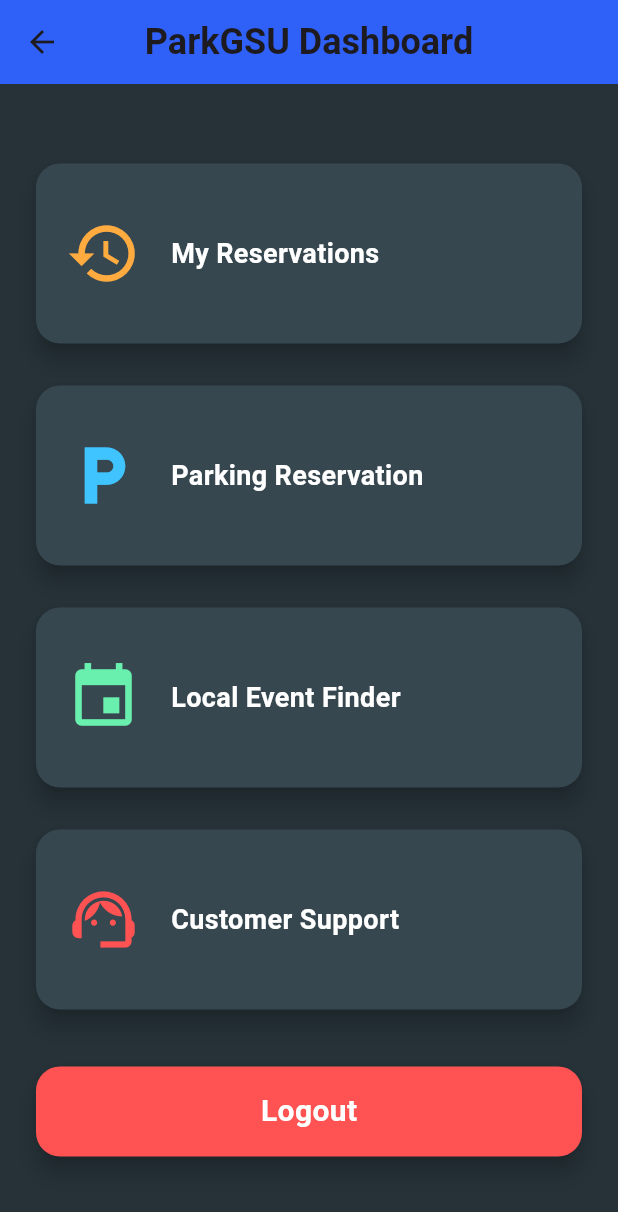
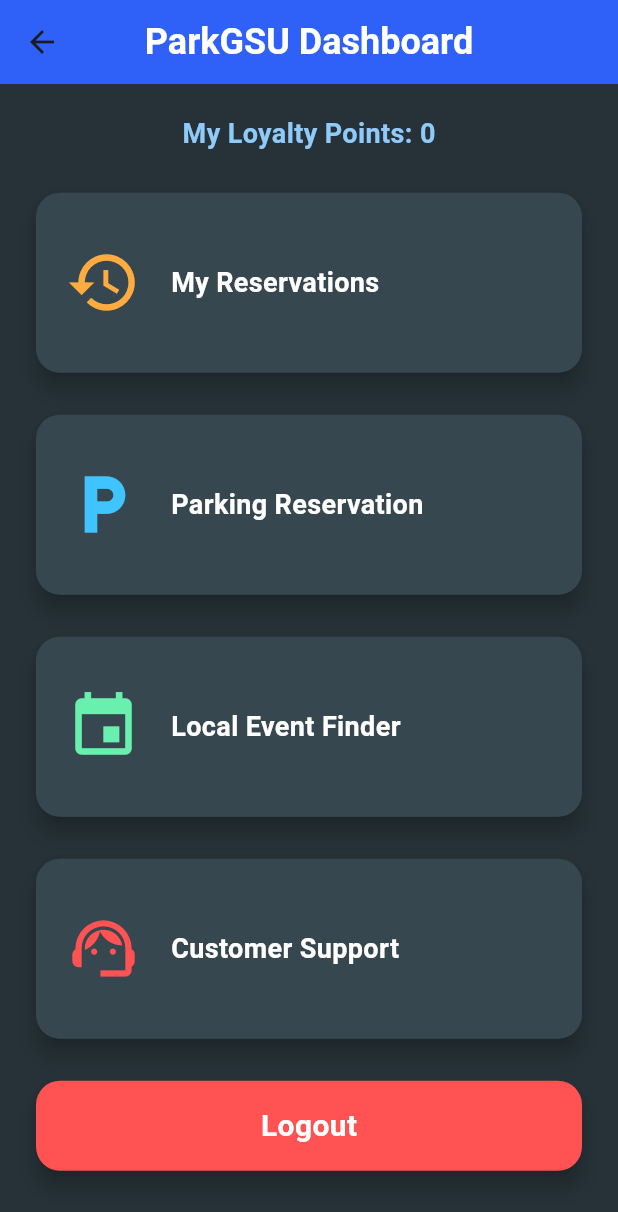
Before and after one commit to KrishnaDOS/ParkNet_Digital, a Flutter app: the Dashboard screen opened by its route, on a phone screen of 412 x 824 dp. Shown: the top 1212 px of the screen. Run offline on Flutter 3.47's test engine with Material 3 defaults, Android fonts, the phone set to English and light mode, and no system bars; our stand-ins replace cloud_firestore, firebase_auth, firebase_core, flutter_map, geocoding, geolocator and 2 more; accounts and stored records are empty.

Commit message:
- Updated color of headers - Removed bugs - Loyalty Points added to Dashboard

```diff
--- a/parkgsu/lib/dashboard.dart
+++ b/parkgsu/lib/dashboard.dart
@@ -1,5 +1,6 @@
 import 'package:flutter/material.dart';
 import 'package:firebase_auth/firebase_auth.dart';
+import 'package:cloud_firestore/cloud_firestore.dart';
 import 'customer_support.dart';
 import 'events.dart';
 import 'my_reservations.dart';
@@ -14,7 +15,7 @@ class Dashboard extends StatelessWidget {
       appBar: AppBar(
         title: const Text(
           'ParkGSU Dashboard',
-          style: TextStyle(fontSize: 24, fontWeight: FontWeight.bold),
+          style: TextStyle(fontSize: 24, fontWeight: FontWeight.bold, color: Colors.white),
         ),
         centerTitle: true,
         backgroundColor: Colors.blueAccent[700],
@@ -23,8 +24,12 @@ class Dashboard extends StatelessWidget {
       body: Padding(
         padding: const EdgeInsets.all(20.0),
         child: Column(
-          mainAxisAlignment: MainAxisAlignment.center,
+          mainAxisAlignment: MainAxisAlignment.start, // Start from the top
           children: [
+            // Loyalty Points Text Field at the top
+            _buildLoyaltyPointsDisplay(context),
+            SizedBox(height: 2.5),
+
             _buildDashboardItem(context, 'My Reservations',
                 Icons.history, Colors.orangeAccent, () {
               Navigator.push(
@@ -53,11 +58,48 @@ class Dashboard extends StatelessWidget {
                 MaterialPageRoute(builder: (context) => CustomerSupportPage()),
               );
             }),
-            SizedBox(height: 30),
+            SizedBox(height: 20),
             _buildLogoutButton(context),
           ],
         ),
       ),
+    );
+  }
+
+  // Loyalty Points display method
+  Widget _buildLoyaltyPointsDisplay(BuildContext context) {
+    return FutureBuilder<DocumentSnapshot>(
+      future: FirebaseFirestore.instance
+          .collection('users')
+          .doc(FirebaseAuth.instance.currentUser?.uid)
+          .get(),
+      builder: (context, snapshot) {
+        if (snapshot.connectionState == ConnectionState.waiting) {
+          return const CircularProgressIndicator();
+        }
+        if (!snapshot.hasData || !snapshot.data!.exists) {
+          return const Text(
+            'Loyalty Points: 0',
+            style: TextStyle(color: Colors.white, fontSize: 18),
+          );
+        }
+
+        final loyaltyPoints = snapshot.data!['loyaltyPoints'] ?? 0;
+
+        return Container(
+          alignment: Alignment.center,
+          margin: const EdgeInsets.only(bottom: 20),
+          padding: const EdgeInsets.symmetric(horizontal: 20),
+          child: Text(
+            'My Loyalty Points: $loyaltyPoints',
+            style: TextStyle(
+              fontSize: 18,
+              fontWeight: FontWeight.bold,
+              color: Colors.blue[200],
+            ),
+          ),
+        );
+      },
     );
   }
 
@@ -91,7 +133,7 @@ class Dashboard extends StatelessWidget {
                 style: TextStyle(
                   color: Colors.white,
                   fontSize: 18,
-                  fontWeight: FontWeight.bold,
+                  fontWeight: FontWeight.bold
                 ),
               ),
             ],
--- a/parkgsu/lib/my_reservations.dart
+++ b/parkgsu/lib/my_reservations.dart
@@ -11,7 +11,7 @@ class MyReservationsPage extends StatelessWidget {
       appBar: AppBar(
         title: const Text(
           'My Reservations',
-          style: TextStyle(fontSize: 24, fontWeight: FontWeight.bold),
+          style: TextStyle(fontSize: 24, fontWeight: FontWeight.bold, color: Colors.white),
         ),
         centerTitle: true,
         backgroundColor: Colors.blueAccent[700],
```
